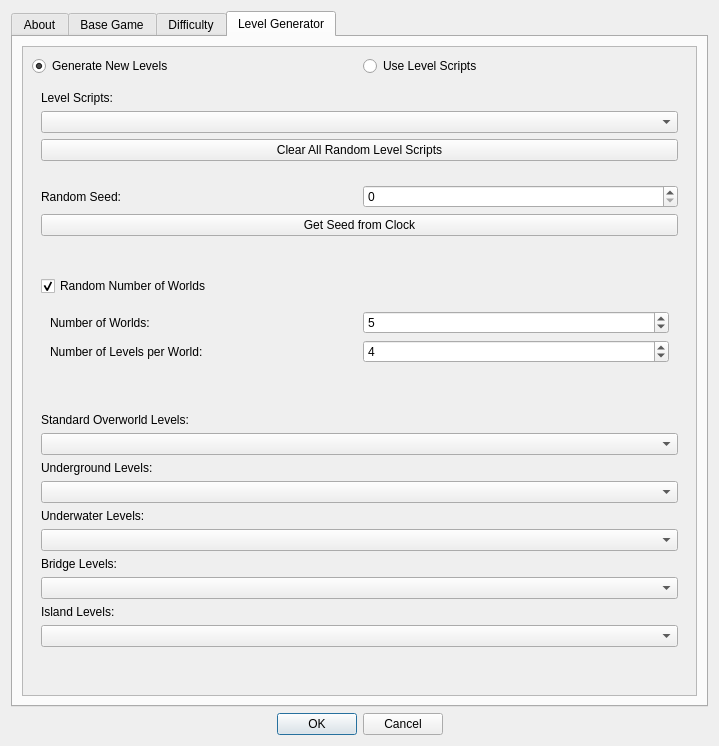
The window that SMB1/SMB1_Compliance_To_SMB1/Configure_Settings_Form.ui (Coolcord/Level-Headed) describes before a commit, drawn with Qt 5.
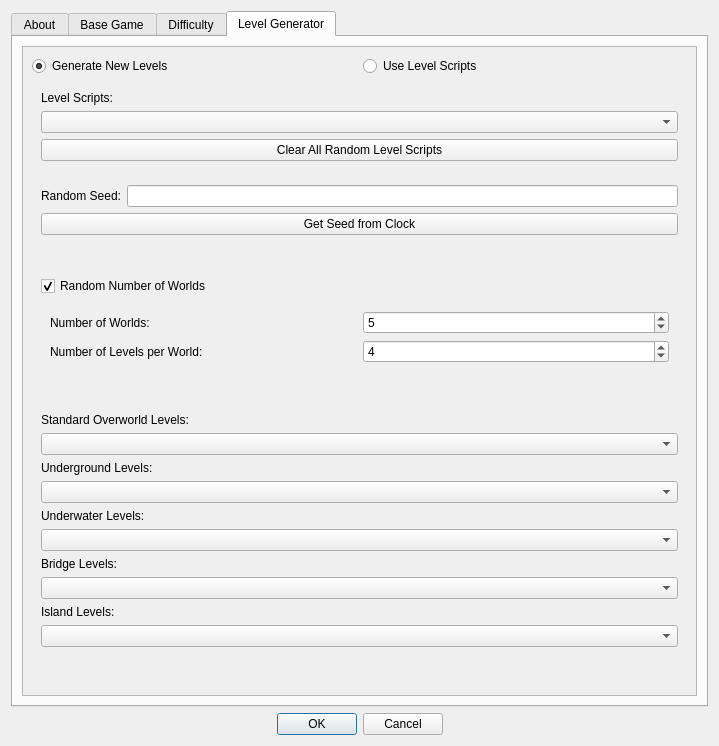
The same window after the commit. The open tabs and pages were chosen to show the change.

Commit message: Seeds can now be strings

What changed in the file:
```diff
--- a/SMB1/SMB1_Compliance_To_SMB1/Configure_Settings_Form.ui
+++ b/SMB1/SMB1_Compliance_To_SMB1/Configure_Settings_Form.ui
@@ -1889,7 +1889,7 @@
             <x>0</x>
             <y>0</y>
             <width>652</width>
-            <height>673</height>
+            <height>672</height>
            </rect>
           </property>
           <layout class="QVBoxLayout" name="verticalLayout_4">
@@ -1955,9 +1955,12 @@
                    </widget>
                   </item>
                   <item>
-                   <widget class="QSpinBox" name="sbRandomSeed">
-                    <property name="maximum">
-                     <number>999999999</number>
+                   <widget class="QLineEdit" name="leRandomSeed">
+                    <property name="text">
+                     <string/>
+                    </property>
+                    <property name="alignment">
+                     <set>Qt::AlignRight|Qt::AlignTrailing|Qt::AlignVCenter</set>
                     </property>
                    </widget>
                   </item>
```
Left out of the diff: 4 changed lines with no effect on the pictures. The commit also changes 10 other files.
